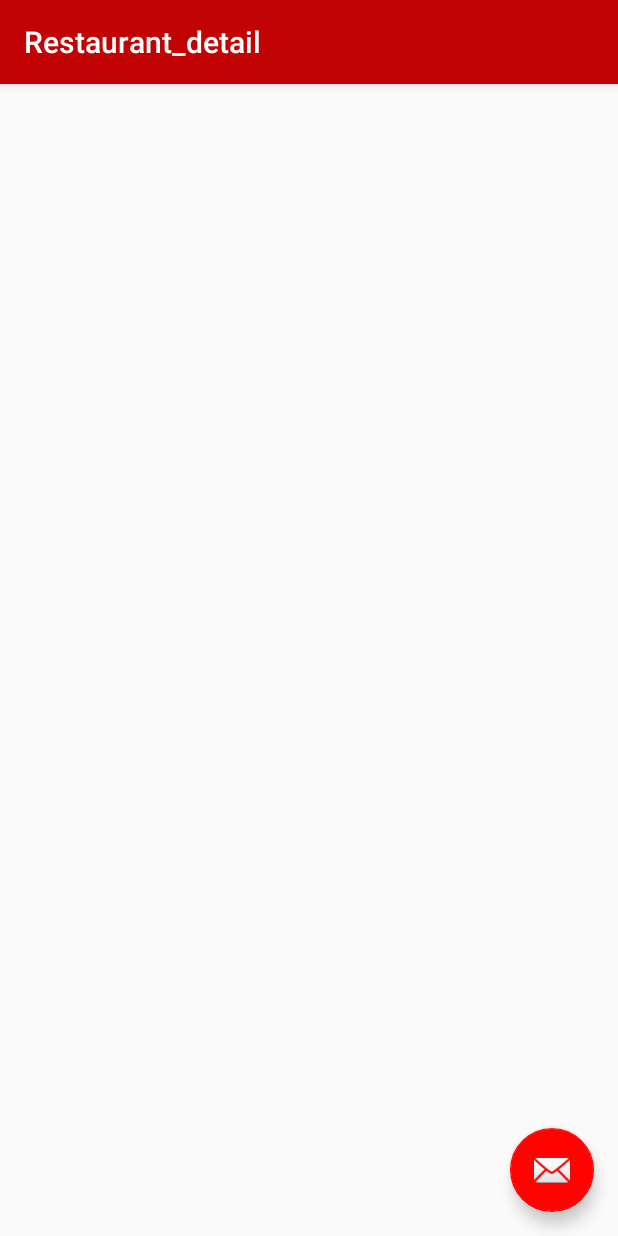
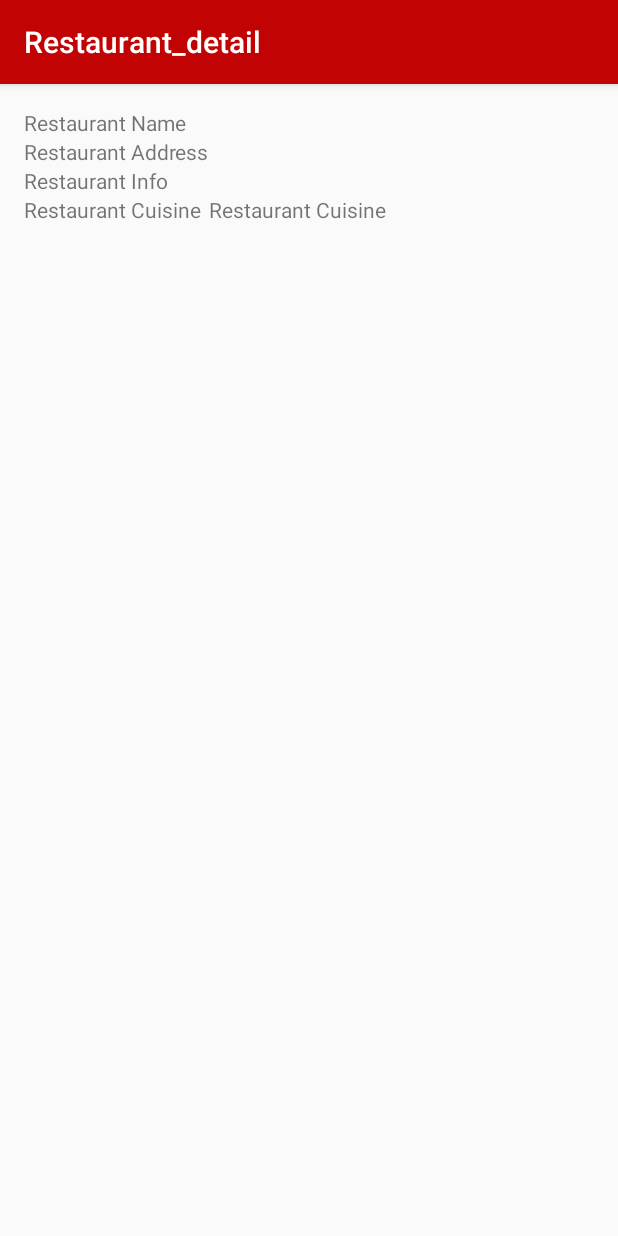
Before and after one commit to FatemaT/software-engineering-Project, an Android app: the Restaurant_detail screen opened directly, with no data from a screen before it, on a phone screen of 412 x 824 dp. Run offline under Robolectric (Android 15) with nearby library versions, the phone set to English and light mode, and no system bars; 1 statement that could not run was skipped.

Commit message:
changes on file

```diff
--- a/TouristAssist/app/src/main/java/com/cs442/faaltene/touristassist/Restaurant_detail.java
+++ b/TouristAssist/app/src/main/java/com/cs442/faaltene/touristassist/Restaurant_detail.java
@@ -1,29 +1,68 @@
 package com.cs442.faaltene.touristassist;
 
+import android.content.Intent;
 import android.os.Bundle;
 import android.support.design.widget.FloatingActionButton;
 import android.support.design.widget.Snackbar;
 import android.support.v7.app.AppCompatActivity;
 import android.support.v7.widget.Toolbar;
 import android.view.View;
+import android.widget.TextView;
+
+import org.ksoap2.serialization.SoapObject;
+
+import models.Restaurant;
+import models.Review;
 
 public class Restaurant_detail extends AppCompatActivity {
-
+    Restaurant[] restaurant;
+    TextView rname;
+    TextView rad;
+    TextView rinfo;
+    TextView rcui;
     @Override
     protected void onCreate(Bundle savedInstanceState) {
         super.onCreate(savedInstanceState);
         setContentView(R.layout.activity_restaurant_detail);
         Toolbar toolbar = (Toolbar) findViewById(R.id.toolbar);
         setSupportActionBar(toolbar);
+        Intent intent = getIntent();
+        restaurant[0]= (Restaurant) intent.getSerializableExtra("restaurant");
 
-        FloatingActionButton fab = (FloatingActionButton) findViewById(R.id.fab);
-        fab.setOnClickListener(new View.OnClickListener() {
-            @Override
-            public void onClick(View view) {
-                Snackbar.make(view, "Replace with your own action", Snackbar.LENGTH_LONG)
-                        .setAction("Action", null).show();
-            }
-        });
+        rname = (TextView)findViewById(R.id.rname);
+        rad = (TextView)findViewById(R.id.rad);
+        rinfo = (TextView)findViewById(R.id.rinfo);
+        rcui = (TextView)findViewById(R.id.rCui);
+        String name = intent.getStringExtra("name");
+        String add=intent.getStringExtra("");
+        String info=intent.getStringExtra("");
+        String cuisine=intent.getStringExtra("");
+        String coord=intent.getStringExtra("");
+
+
+
+
+
+    }
+    public static Review[] parseHospitals(SoapObject soap)
+    {
+        Review[] reviews = new Review[soap.getPropertyCount()];
+        for (int i = 0; i < reviews.length; i++) {
+            SoapObject pii = (SoapObject)soap.getProperty(i);
+            Review review = new Review();
+
+            review.s(pii.getProperty(0).toString());
+            review.setCityId(pii.getProperty(1).toString());
+            review.setCoordinates(pii.getProperty(2).toString());
+            review.setHospitalAddress(pii.getProperty(3).toString());
+            review.setHospitalDetails(pii.getProperty(4).toString());
+            review.setHospitalId(pii.getProperty(5).toString());
+            review.setHospitalName(pii.getProperty(6).toString());
+            hospital.setSpecializations(pii.getProperty(7).toString());
+            reviews[i] = hospital;
+
+        }
+        return reviews;
     }
 
 }
--- a/TouristAssist/app/src/main/java/com/cs442/faaltene/touristassist/restaurant_frag.java
+++ b/TouristAssist/app/src/main/java/com/cs442/faaltene/touristassist/restaurant_frag.java
@@ -97,6 +97,12 @@ public class restaurant_frag extends Fragment {
             public void onItemClick(AdapterView<?> parent, View view, int position, long id) {
                 Intent i = new Intent(mContext, Restaurant_detail.class);
                 i.putExtra("restaurant",restaurants[position]);
+                i.putExtra("Rname",restaurants[position].getRestaurantName());
+                i.putExtra("Rinfo",restaurants[position].getRestaurantDetails());
+                i.putExtra("Rad",restaurants[position].getRestaurantAddress());
+                i.putExtra("RCui",restaurants[position].getRestaurantCusines());
+                i.putExtra("RCoord",restaurants[position].getCoordinates());
+                i.putExtra("Rid",restaurants[position].getRestaurantId());
                 startActivity(i);
 
             }
--- a/TouristAssist/app/src/main/res/layout/activity_restaurant_detail.xml
+++ b/TouristAssist/app/src/main/res/layout/activity_restaurant_detail.xml
@@ -23,12 +23,4 @@
 
     <include layout="@layout/content_restaurant_detail" />
 
-    <android.support.design.widget.FloatingActionButton
-        android:id="@+id/fab"
-        android:layout_width="wrap_content"
-        android:layout_height="wrap_content"
-        android:layout_gravity="bottom|end"
-        android:layout_margin="@dimen/fab_margin"
-        android:src="@android:drawable/ic_dialog_email" />
-
 </android.support.design.widget.CoordinatorLayout>
--- a/TouristAssist/app/src/main/res/layout/content_restaurant_detail.xml
+++ b/TouristAssist/app/src/main/res/layout/content_restaurant_detail.xml
@@ -12,4 +12,37 @@
     tools:context="com.cs442.faaltene.touristassist.Restaurant_detail"
     tools:showIn="@layout/activity_restaurant_detail">
 
+
+    <TextView
+        android:layout_width="wrap_content"
+        android:layout_height="wrap_content"
+        android:id="@+id/rname"
+        android:text="Restaurant Name"/>
+    <TextView
+        android:layout_width="wrap_content"
+        android:layout_height="wrap_content"
+        android:id="@+id/rad"
+        android:text="Restaurant Address"
+        android:layout_below="@+id/rname"/>
+    <TextView
+        android:layout_width="wrap_content"
+        android:layout_height="wrap_content"
+        android:id="@+id/rinfo"
+        android:text="Restaurant Info"
+        android:layout_below="@+id/rad"/>
+    <TextView
+        android:layout_width="wrap_content"
+        android:layout_height="wrap_content"
+        android:id="@+id/rCuitv"
+        android:text="Restaurant Cuisine"
+        android:layout_below="@+id/rinfo"/>
+    <TextView
+        android:layout_width="wrap_content"
+        android:layout_height="wrap_content"
+        android:id="@+id/rCui"
+        android:text="Restaurant Cuisine"
+        android:layout_alignTop="@+id/rCuitv"
+        android:layout_toEndOf="@+id/rad" />
+
+
 </RelativeLayout>
```
Also changed, not shown: TouristAssist/app/src/main/java/models/Review.java (added, +51 -0 lines).
